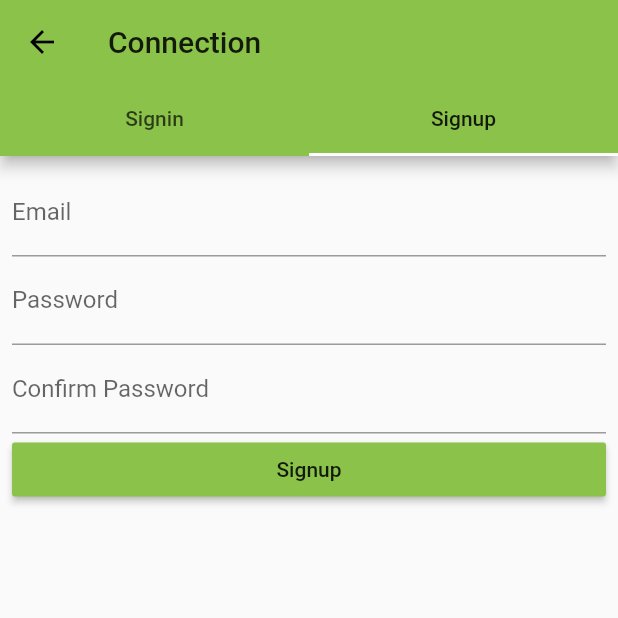
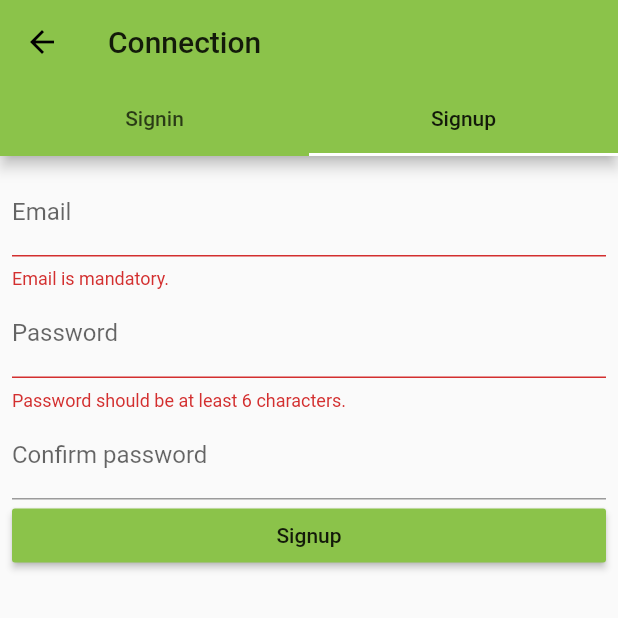
Before and after one commit to GrandSchtroumpf/veggie-market-flutter, a Flutter app: the Login screen opened by its route, tab 2 chosen, after a tap on "Signup", on a phone screen of 412 x 824 dp, the top half of it. Run offline on Flutter 3.47's test engine with Material 2 defaults, Android fonts, the phone set to English and light mode, and no system bars; our stand-ins replace badges, cloud_firestore, firebase_auth, firebase_core, firebase_storage, flutter_i18n and 4 more; accounts and stored records are empty.

Commit message:
add intl to auth

```diff
--- a/assets/i18n/en.json
+++ b/assets/i18n/en.json
@@ -1,4 +1,31 @@
 {
+  "auth": {
+    "login": {
+      "title": "Connection",
+      "signin": "Signin",
+      "signup": "Signup",
+      "email-validator": "Email is mandatory.",
+      "password-label": "Password",
+      "password-hint": "At least 6 characters.",
+      "password-validator": "Password should be at least 6 characters.",
+      "confirm-label": "Confirm password",
+      "confirm-hint": "Same as password above.",
+      "confirm-validator": "Password does not match with the one provided",
+      "ERROR_WEAK_PASSWORD": "Password is too weak.",
+      "ERROR_INVALID_EMAIL": "Email is not well formatted.",
+      "ERROR_EMAIL_ALREADY_IN_USE": "Email is already in use.",
+      "ERROR_WRONG_PASSWORD": "Password doesn't match email account",
+      "ERROR_USER_NOT_FOUND": "No user found for this email account",
+      "ERROR_TOO_MANY_REQUESTS": "Too many attempt to signin, please try again later."
+    }
+  },
+  "drawer": {
+    "profile": "My profile",
+    "products": "My products",
+    "market": "Market",
+    "order": "My orders",
+    "signout": "Signout"
+  },
   "buyer": {
     "product-list": {
       "title": "Market",
--- a/assets/i18n/fr.json
+++ b/assets/i18n/fr.json
@@ -1,4 +1,31 @@
 {
+  "auth": {
+    "login": {
+      "title": "Connexion",
+      "signin": "Connexion",
+      "signup": "Créer un compte",
+      "email-validator": "L'email est obligatoire.",
+      "password-label": "Mot de passe",
+      "password-hint": "Au moins 6 charactères.",
+      "password-validator": "Le mot de passe doit faire au minimum 6 charactères.",
+      "confirm-label": "Confirmer le mot de passe",
+      "confirm-hint": "Le même que celui au dessus.",
+      "confirm-validator": "Les mots de passe ne correspondent pas.",
+      "ERROR_WEAK_PASSWORD": "Le mot de passe n'est pas assez sécurisé.",
+      "ERROR_INVALID_EMAIL": "L'email n'est pas bien formaté.",
+      "ERROR_EMAIL_ALREADY_IN_USE": "L'email est déjà utlisé",
+      "ERROR_WRONG_PASSWORD": "Le mot de passe ne correspond pas au compte de l'email.",
+      "ERROR_USER_NOT_FOUND": "Aucun utilisateur trouvé pour cet email.",
+      "ERROR_TOO_MANY_REQUESTS": "Trop d'essais de connection. Recommencez ultérieurement."
+    }
+  },
+  "drawer": {
+    "profile": "Mon profil",
+    "products": "Mes produits",
+    "market": "Marché",
+    "order": "Mes commandes",
+    "signout": "Se déconnecter"
+  },
   "buyer": {
     "product-list": {
       "title": "Marché",
--- a/lib/auth/login.dart
+++ b/lib/auth/login.dart
@@ -1,5 +1,6 @@
 import 'package:flutter/material.dart';
 import 'package:firebase_auth/firebase_auth.dart';
+import '../intl.dart';
 
 class SigninForm {
   String email;
@@ -7,11 +8,13 @@ class SigninForm {
 }
 
 class Login extends StatelessWidget {
+  final intl = const Intl('auth.login');
   final _formKey = GlobalKey<FormState>();
+  final _scaffoldKey = GlobalKey<ScaffoldState>();
   final _form = SigninForm();
   final FirebaseAuth _auth = FirebaseAuth.instance;
 
-  get email {
+  email(BuildContext context) {
     return TextFormField(
       decoration: const InputDecoration(
         labelText: 'Email',
@@ -19,25 +22,31 @@ class Login extends StatelessWidget {
       textInputAction: TextInputAction.next,
       keyboardType: TextInputType.emailAddress,
       onSaved: (String email) => _form.email = email,
+      validator: (String value) =>
+          value.length > 0 ? null : intl.string(context, 'email-validator'),
     );
   }
 
-  get password {
+  password(BuildContext context) {
     return TextFormField(
-      decoration: const InputDecoration(
-        labelText: 'Password',
+      decoration: InputDecoration(
+        labelText: intl.string(context, 'password-label'),
+        hintText: intl.string(context, 'password-hint'),
       ),
       obscureText: true,
       textInputAction: TextInputAction.next,
       keyboardType: TextInputType.visiblePassword,
       onSaved: (String password) => _form.password = password,
+      validator: (String value) =>
+          value.length >= 6 ? null : intl.string(context, 'password-validator'),
     );
   }
 
-  get confirm {
+  confirm(BuildContext context) {
     return TextFormField(
-      decoration: const InputDecoration(
-        labelText: 'Confirm Password',
+      decoration: InputDecoration(
+        labelText: intl.string(context, 'confirm-label'),
+        hintText: intl.string(context, 'confirm-hint'),
       ),
       obscureText: true,
       textInputAction: TextInputAction.done,
@@ -45,7 +54,7 @@ class Login extends StatelessWidget {
       onEditingComplete: () => _formKey.currentState.validate(),
       validator: (String value) => _form.password == value
           ? null
-          : 'Password does not match with the one provided',
+          : intl.string(context, 'confirm-validator'),
     );
   }
 
@@ -64,13 +73,14 @@ class Login extends StatelessWidget {
     return DefaultTabController(
       length: 2,
       child: Scaffold(
+        key: _scaffoldKey,
         appBar: AppBar(
-            title: Text('Connection'),
+            title: intl.text('title'),
             bottom: TabBar(
               isScrollable: false,
               tabs: [
-                Tab(text: 'Signin'),
-                Tab(text: 'Signup'),
+                Tab(text: intl.string(context, 'signin')),
+                Tab(text: intl.string(context, 'signup')),
               ],
             )),
         body: Form(
@@ -79,38 +89,48 @@ class Login extends StatelessWidget {
             children: [
               /// SIGNIN ///
               shell([
-                email,
-                password,
+                email(context),
+                password(context),
                 RaisedButton(
-                  child: Text('Signin'),
+                  child: intl.text('signin'),
                   color: Theme.of(context).primaryColor,
                   onPressed: () async {
+                    if (_formKey.currentState.validate()) {
+                      try {
                         _formKey.currentState.save();
                         await _auth.signInWithEmailAndPassword(
                           email: _form.email,
                           password: _form.password,
                         );
                         Navigator.pop(context, _form.email);
+                      } catch (err) {
+                        showSnackBar(err.code);
+                      }
+                    }
                   },
                 ),
               ]),
 
               /// SIGNUP ///
               shell([
-                email,
-                password,
-                confirm,
+                email(context),
+                password(context),
+                confirm(context),
                 RaisedButton(
-                  child: Text('Signup'),
+                  child: intl.text('signup'),
                   color: Theme.of(context).primaryColor,
                   onPressed: () async {
                     _formKey.currentState.save();
                     if (_formKey.currentState.validate()) {
+                      try {
                         await _auth.createUserWithEmailAndPassword(
                           email: _form.email,
                           password: _form.password,
                         );
                         Navigator.pop(context, _form.email);
+                      } catch (err) {
+                        showSnackBar(err.code);
+                      }
                     }
                   },
                 ),
@@ -121,4 +141,12 @@ class Login extends StatelessWidget {
       ),
     );
   }
+
+  Future<SnackBarClosedReason> showSnackBar(String key) {
+    final snackBar = SnackBar(
+      content: intl.text(key),
+      duration: Duration(seconds: 3),
+    );
+    return _scaffoldKey.currentState.showSnackBar(snackBar).closed;
   }
+}
--- a/lib/market/product-list.dart
+++ b/lib/market/product-list.dart
@@ -89,9 +89,7 @@ class BuyerProductList extends StatelessWidget {
         maxRadius: 16.0,
         backgroundImage: seller.image != null
             ? NetworkImage(seller.image)
-            : AssetImage(
-                'assets/img/seller.png',
-              ),
+            : AssetImage('assets/img/seller.png'),
       ),
     );
   }
```
Also changed, not shown: lib/auth/drawer.dart (+10 -8 lines), lib/market/bucket.dart (+10 -11 lines). Lines whose indentation alone changed are shown as unchanged.
